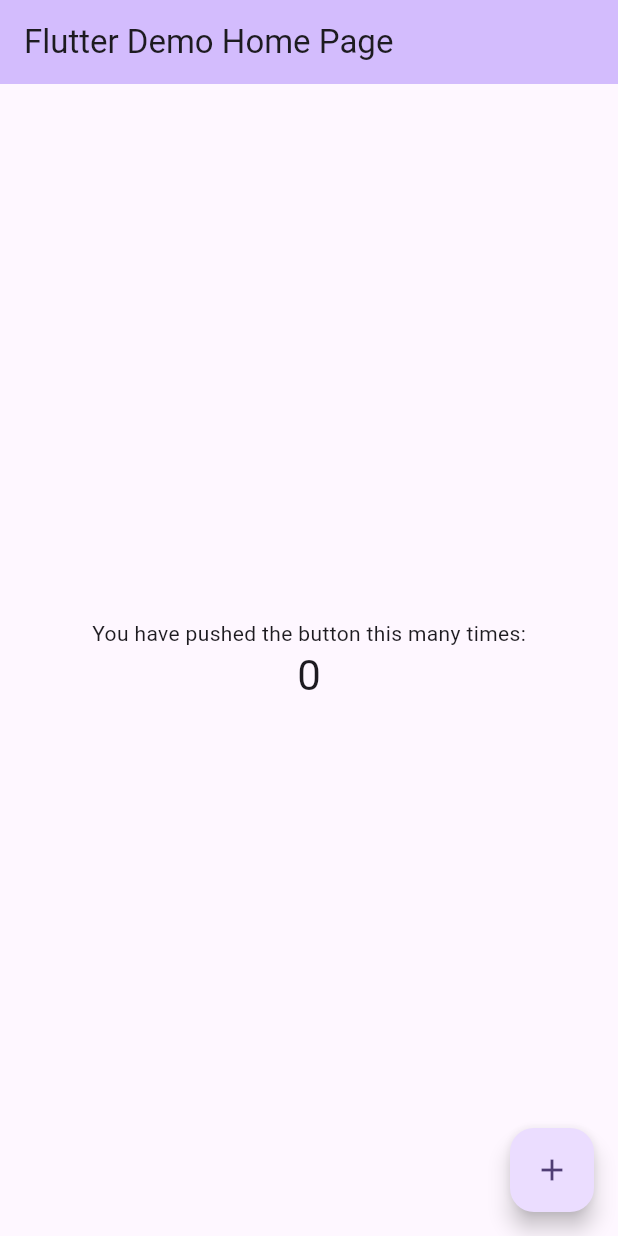
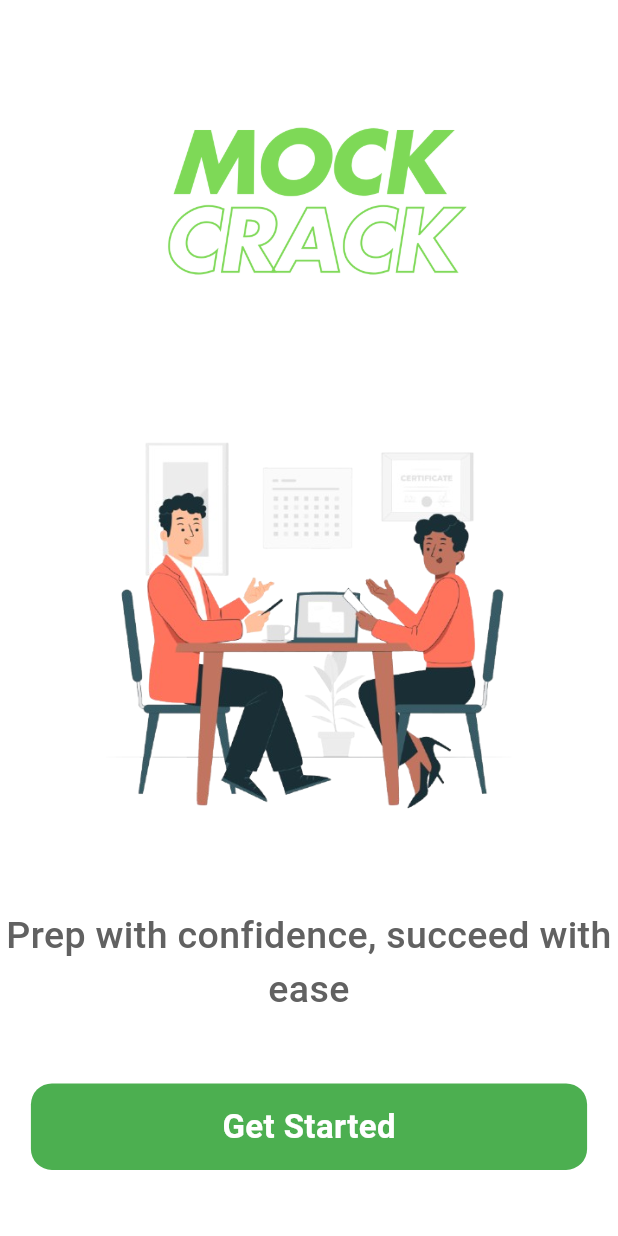
Before and after one commit to PixelOverlord/MockCrack, a Flutter app: the screen it shows after launch, on a phone screen of 412 x 824 dp. Run offline on Flutter 3.47's test engine with Material 3 defaults, Android fonts, the phone set to English and light mode, and no system bars; our stand-ins replace google_fonts.

Commit message:
Splash Screen Completed

```diff
--- /dev/null
+++ b/lib/application/screens/splash_screen.dart
@@ -0,0 +1,60 @@
+import 'package:flutter/material.dart';
+
+class SplashScreen extends StatefulWidget {
+  const SplashScreen({super.key});
+
+  @override
+  State<SplashScreen> createState() => _SplashScreenState();
+}
+
+class _SplashScreenState extends State<SplashScreen> {
+  @override
+  Widget build(BuildContext context) {
+    final mq = MediaQuery.of(context).size;
+
+    return Scaffold(
+      backgroundColor: Colors.white,
+      body: Center(
+        child: Column(
+          mainAxisAlignment: MainAxisAlignment.spaceEvenly,
+          children: [
+            Image.asset('assets/images/splash.png', width: mq.width * 0.8),
+            Image.asset('assets/images/logo.png', width: mq.width * 0.7),
+            Text(
+              'Prep with confidence, succeed with ease',
+              style: TextStyle(
+                fontSize: 25,
+                fontWeight: FontWeight.w500,
+                color: Colors.grey[700],
+              ),
+              textAlign: TextAlign.center,
+            ),
+            GestureDetector(
+              onTap: () {
+                // Add button functionality here
+              },
+              child: Container(
+                width: mq.width * 0.9,
+                height: mq.height * 0.07,
+                decoration: BoxDecoration(
+                  color: Colors.green,
+                  borderRadius: BorderRadius.circular(14),
+                ),
+                child: Center(
+                  child: Text(
+                    'Get Started',
+                    style: TextStyle(
+                      fontSize: 22,
+                      color: Colors.white,
+                      fontWeight: FontWeight.bold,
+                    ),
+                  ),
+                ),
+              ),
+            ),
+          ],
+        ),
+      ),
+    );
+  }
+}
--- a/lib/main.dart
+++ b/lib/main.dart
@@ -1,4 +1,5 @@
 import 'package:flutter/material.dart';
+import 'package:mockcrack/application/screens/splash_screen.dart';
 
 void main() {
   runApp(const MyApp());
@@ -7,119 +8,11 @@
 class MyApp extends StatelessWidget {
   const MyApp({super.key});
 
-  // This widget is the root of your application.
   @override
   Widget build(BuildContext context) {
     return MaterialApp(
-      title: 'Flutter Demo',
-      theme: ThemeData(
-        // This is the theme of your application.
-        //
-        // TRY THIS: Try running your application with "flutter run". You'll see
-        // the application has a purple toolbar. Then, without quitting the app,
-        // try changing the seedColor in the colorScheme below to Colors.green
-        // and then invoke "hot reload" (save your changes or press the "hot
-        // reload" button in a Flutter-supported IDE, or press "r" if you used
-        // the command line to start the app).
-        //
-        // Notice that the counter didn't reset back to zero; the application
-        // state is not lost during the reload. To reset the state, use hot
-        // restart instead.
-        //
-        // This works for code too, not just values: Most code changes can be
-        // tested with just a hot reload.
-        colorScheme: ColorScheme.fromSeed(seedColor: Colors.deepPurple),
-        useMaterial3: true,
-      ),
-      home: const MyHomePage(title: 'Flutter Demo Home Page'),
+      theme: ThemeData.dark(useMaterial3: true),
+      home: SplashScreen(),
     );
   }
 }
-
-class MyHomePage extends StatefulWidget {
-  const MyHomePage({super.key, required this.title});
-
-  // This widget is the home page of your application. It is stateful, meaning
-  // that it has a State object (defined below) that contains fields that affect
-  // how it looks.
-
-  // This class is the configuration for the state. It holds the values (in this
-  // case the title) provided by the parent (in this case the App widget) and
-  // used by the build method of the State. Fields in a Widget subclass are
-  // always marked "final".
-
-  final String title;
-
-  @override
-  State<MyHomePage> createState() => _MyHomePageState();
-}
-
-class _MyHomePageState extends State<MyHomePage> {
-  int _counter = 0;
-
-  void _incrementCounter() {
-    setState(() {
-      // This call to setState tells the Flutter framework that something has
-      // changed in this State, which causes it to rerun the build method below
-      // so that the display can reflect the updated values. If we changed
-      // _counter without calling setState(), then the build method would not be
-      // called again, and so nothing would appear to happen.
-      _counter++;
-    });
-  }
-
-  @override
-  Widget build(BuildContext context) {
-    // This method is rerun every time setState is called, for instance as done
-    // by the _incrementCounter method above.
-    //
-    // The Flutter framework has been optimized to make rerunning build methods
-    // fast, so that you can just rebuild anything that needs updating rather
-    // than having to individually change instances of widgets.
-    return Scaffold(
-      appBar: AppBar(
-        // TRY THIS: Try changing the color here to a specific color (to
-        // Colors.amber, perhaps?) and trigger a hot reload to see the AppBar
-        // change color while the other colors stay the same.
-        backgroundColor: Theme.of(context).colorScheme.inversePrimary,
-        // Here we take the value from the MyHomePage object that was created by
-        // the App.build method, and use it to set our appbar title.
-        title: Text(widget.title),
-      ),
-      body: Center(
-        // Center is a layout widget. It takes a single child and positions it
-        // in the middle of the parent.
-        child: Column(
-          // Column is also a layout widget. It takes a list of children and
-          // arranges them vertically. By default, it sizes itself to fit its
-          // children horizontally, and tries to be as tall as its parent.
-          //
-          // Column has various properties to control how it sizes itself and
-          // how it positions its children. Here we use mainAxisAlignment to
-          // center the children vertically; the main axis here is the vertical
-          // axis because Columns are vertical (the cross axis would be
-          // horizontal).
-          //
-          // TRY THIS: Invoke "debug painting" (choose the "Toggle Debug Paint"
-          // action in the IDE, or press "p" in the console), to see the
-          // wireframe for each widget.
-          mainAxisAlignment: MainAxisAlignment.center,
-          children: <Widget>[
-            const Text(
-              'You have pushed the button this many times:',
-            ),
-            Text(
-              '$_counter',
-              style: Theme.of(context).textTheme.headlineMedium,
-            ),
-          ],
-        ),
-      ),
-      floatingActionButton: FloatingActionButton(
-        onPressed: _incrementCounter,
-        tooltip: 'Increment',
-        child: const Icon(Icons.add),
-      ), // This trailing comma makes auto-formatting nicer for build methods.
-    );
-  }
-}
```
Also changed, not shown: lib/utils/constants.dart (added, +21 -0 lines), lib/utils/theme.dart (added, +30 -0 lines), pubspec.yaml (+16 -37 lines), assets/images/logo.png (added), assets/images/splash.png (added), pubspec.lock, 3 other files.
